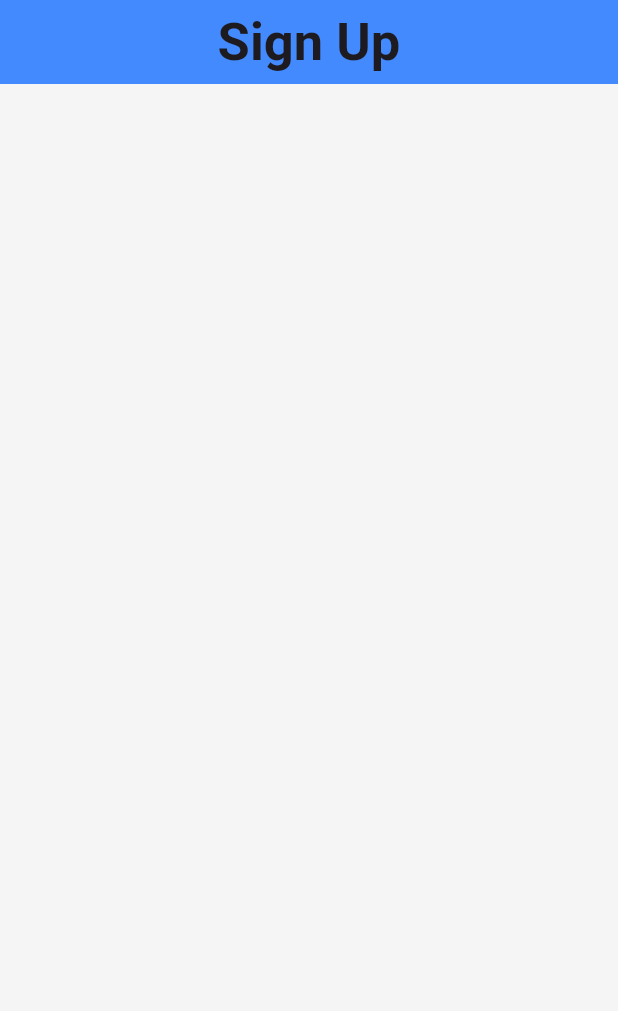
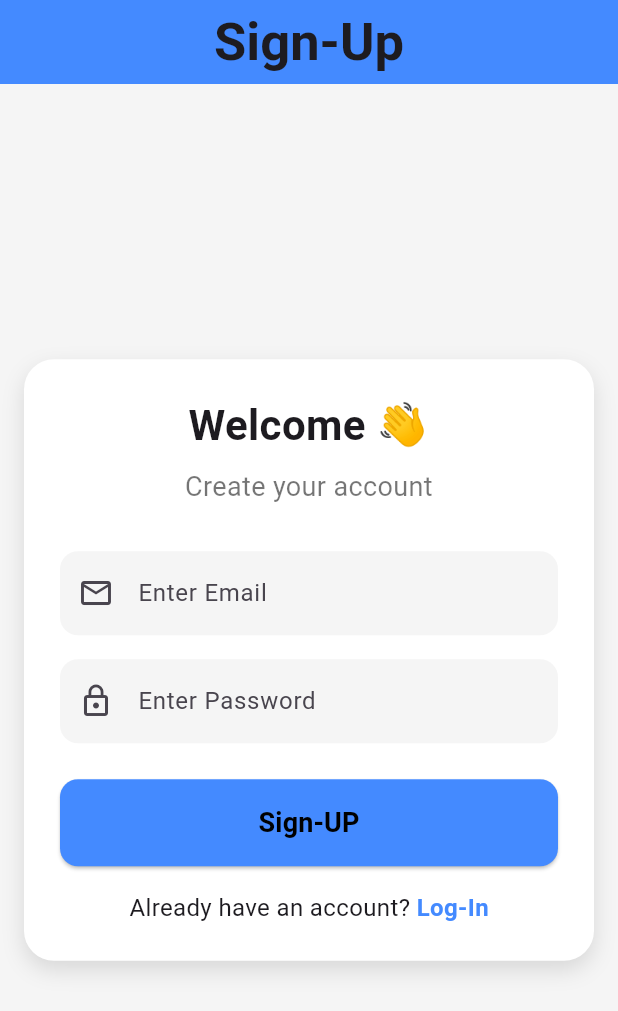
Before and after one commit to iamCRP/Task-App, a Flutter app: the screen it shows after launch, on a phone screen of 412 x 824 dp. Shown: the top 1011 px of the screen. Run offline on Flutter 3.47's test engine with Material 3 defaults, Android fonts, the phone set to English and light mode, and no system bars; our stand-ins replace cloud_firestore, firebase_auth, firebase_core; accounts and stored records are empty.

Commit message:
firebase auth

```diff
--- /dev/null
+++ b/devtools_options.yaml
@@ -0,0 +1,3 @@
+description: This file stores settings for Dart & Flutter DevTools.
+documentation: https://docs.flutter.dev/tools/devtools/extensions#configure-extension-enablement-states
+extensions:
--- a/lib/main.dart
+++ b/lib/main.dart
@@ -18,7 +18,7 @@ class MyApp extends StatelessWidget {
       theme: ThemeData(
         colorScheme: ColorScheme.fromSeed(seedColor: Colors.deepPurple),
       ),
-      home: const Signup(),
+      home: Signup(),
     );
   }
 }
--- a/lib/pages/signup.dart
+++ b/lib/pages/signup.dart
@@ -1,21 +1,160 @@
+import 'package:firebase_auth/firebase_auth.dart';
 import 'package:flutter/material.dart';
+import 'package:task_app/pages/homepage.dart';
+import 'package:task_app/pages/loginpage.dart';
+import 'package:task_app/services/authServices.dart';
 
 class Signup extends StatelessWidget {
-  const Signup({super.key});
+  final AuthServices _auth = AuthServices();
+  final TextEditingController _emailController = TextEditingController();
+  final TextEditingController _passwordController = TextEditingController();
+  Signup({super.key});
 
   @override
   Widget build(BuildContext context) {
+    final size = MediaQuery.of(context).size;
     return Scaffold(
       backgroundColor: Colors.grey[100],
       appBar: AppBar(
         elevation: 0,
         backgroundColor: Colors.blueAccent,
         title: const Text(
-          "Sign Up",
+          "Sign-Up",
           style: TextStyle(fontWeight: FontWeight.bold, fontSize: 35),
         ),
         centerTitle: true,
       ),
+      body: Center(
+        child: SingleChildScrollView(
+          padding: const EdgeInsets.all(16),
+          child: Container(
+            width: size.width > 500 ? 400 : double.infinity, // responsive width
+            padding: const EdgeInsets.all(24),
+            decoration: BoxDecoration(
+              color: Colors.white,
+              borderRadius: BorderRadius.circular(20),
+              boxShadow: [
+                BoxShadow(
+                  color: Colors.black12,
+                  blurRadius: 12,
+                  offset: const Offset(0, 6),
+                ),
+              ],
+            ),
+            child: Column(
+              crossAxisAlignment: CrossAxisAlignment.stretch,
+              children: [
+                const Text(
+                  "Welcome 👋",
+                  textAlign: TextAlign.center,
+                  style: TextStyle(fontSize: 28, fontWeight: FontWeight.bold),
+                ),
+                const SizedBox(height: 8),
+                const Text(
+                  "Create your account",
+                  textAlign: TextAlign.center,
+                  style: TextStyle(fontSize: 18, color: Colors.black54),
+                ),
+                const SizedBox(height: 30),
+
+                // Email
+                TextFormField(
+                  controller: _emailController,
+                  decoration: InputDecoration(
+                    prefixIcon: const Icon(Icons.email_outlined),
+                    hintText: "Enter Email",
+                    filled: true,
+                    fillColor: Colors.grey[100],
+                    border: OutlineInputBorder(
+                      borderRadius: BorderRadius.circular(12),
+                      borderSide: BorderSide.none,
+                    ),
+                  ),
+                ),
+                const SizedBox(height: 16),
+
+                // Password
+                TextFormField(
+                  controller: _passwordController,
+                  obscureText: true,
+                  decoration: InputDecoration(
+                    prefixIcon: const Icon(Icons.lock_outline),
+                    hintText: "Enter Password",
+                    filled: true,
+                    fillColor: Colors.grey[100],
+                    border: OutlineInputBorder(
+                      borderRadius: BorderRadius.circular(12),
+                      borderSide: BorderSide.none,
+                    ),
+                  ),
+                ),
+                const SizedBox(height: 24),
+
+                // Sign-up button
+                ElevatedButton(
+                  onPressed: () async {
+                    User? user = await _auth.registerEmailwithPassword(
+                      _emailController.text,
+                      _passwordController.text,
+                    );
+                    if (user != null) {
+                      Navigator.pushAndRemoveUntil(
+                        context,
+                        MaterialPageRoute(builder: (context) => Homepage()),
+                        (Route<dynamic> route) => false, // removes all routes
+                      );
+                    }
+                  },
+                  style: ElevatedButton.styleFrom(
+                    padding: const EdgeInsets.symmetric(vertical: 16),
+                    backgroundColor: Colors.blueAccent,
+                    shape: RoundedRectangleBorder(
+                      borderRadius: BorderRadius.circular(12),
+                    ),
+                  ),
+                  child: const Text(
+                    "Sign-UP",
+                    style: TextStyle(
+                      color: Colors.black,
+                      fontSize: 18,
+                      fontWeight: FontWeight.bold,
+                    ),
+                  ),
+                ),
+                const SizedBox(height: 16),
+
+                // Already have an account
+                Row(
+                  mainAxisAlignment: MainAxisAlignment.center,
+                  children: [
+                    const Text(
+                      "Already have an account? ",
+                      style: TextStyle(fontSize: 16),
+                    ),
+                    GestureDetector(
+                      onTap: () {
+                        // TODO: Navigate to Login page
+                        Navigator.push(
+                          context,
+                          MaterialPageRoute(builder: (context) => Loginpage()),
+                        );
+                      },
+                      child: const Text(
+                        "Log-In",
+                        style: TextStyle(
+                          fontSize: 16,
+                          fontWeight: FontWeight.bold,
+                          color: Colors.blueAccent,
+                        ),
+                      ),
+                    ),
+                  ],
+                ),
+              ],
+            ),
+          ),
+        ),
+      ),
     );
   }
 }
--- a/lib/services/authServices.dart
+++ b/lib/services/authServices.dart
@@ -4,7 +4,7 @@ class AuthServices {
   final FirebaseAuth _auth = FirebaseAuth.instance;
 
   //Sign In
-  Future<User?> _signInEmailwithPassword(String email, String password) async {
+  Future<User?> signInEmailwithPassword(String email, String password) async {
     try {
       UserCredential result = await _auth.signInWithEmailAndPassword(
         email: email,
@@ -19,10 +19,7 @@ class AuthServices {
   }
 
   //Sign Up
-  Future<User?> _registerEmailwithPassword(
-    String email,
-    String password,
-  ) async {
+  Future<User?> registerEmailwithPassword(String email, String password) async {
     try {
       UserCredential result = await _auth.createUserWithEmailAndPassword(
         email: email,
```
Also changed, not shown: lib/pages/homepage.dart (added, +21 -0 lines), lib/pages/loginpage.dart (+160 -0 lines), 3 other files.
